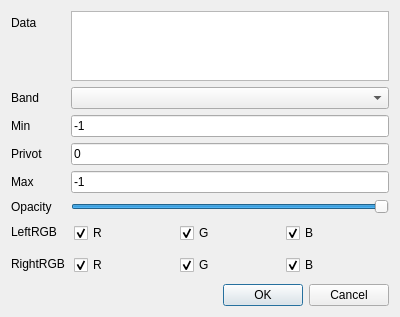
Old version of the form tGis.App/RasterBinaryGrayScaleLayerPropertyDialog.ui in the repository lidar-nevermore/tGis.
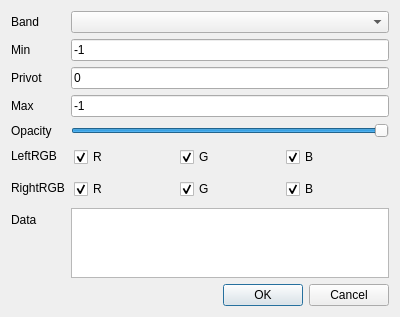
New version of the form.

```diff
--- a/tGis.App/RasterBinaryGrayScaleLayerPropertyDialog.ui
+++ b/tGis.App/RasterBinaryGrayScaleLayerPropertyDialog.ui
@@ -13,69 +13,67 @@
   <property name="windowTitle">
    <string>Dialog</string>
   </property>
-  <layout class="QVBoxLayout" name="verticalLayout">
-   <item>
     <layout class="QFormLayout" name="formLayout">
-     <item row="1" column="0">
+   <item row="0" column="0">
       <widget class="QLabel" name="label">
        <property name="text">
         <string notr="true">Band</string>
        </property>
       </widget>
      </item>
-     <item row="1" column="1">
+   <item row="0" column="1">
       <widget class="QComboBox" name="cboBand"/>
      </item>
-     <item row="2" column="0">
+   <item row="1" column="0">
       <widget class="QLabel" name="label_2">
        <property name="text">
         <string notr="true">Min</string>
        </property>
       </widget>
      </item>
-     <item row="2" column="1">
+   <item row="1" column="1">
       <widget class="QLineEdit" name="leMin">
        <property name="text">
         <string>-1</string>
        </property>
       </widget>
      </item>
-     <item row="3" column="0">
+   <item row="2" column="0">
       <widget class="QLabel" name="label_5">
        <property name="text">
         <string notr="true">Privot</string>
        </property>
       </widget>
      </item>
-     <item row="3" column="1">
+   <item row="2" column="1">
       <widget class="QLineEdit" name="lePivot">
        <property name="text">
         <string>0</string>
        </property>
       </widget>
      </item>
-     <item row="4" column="0">
+   <item row="3" column="0">
       <widget class="QLabel" name="label_3">
        <property name="text">
         <string notr="true">Max</string>
        </property>
       </widget>
      </item>
-     <item row="4" column="1">
+   <item row="3" column="1">
       <widget class="QLineEdit" name="leMax">
        <property name="text">
         <string>-1</string>
        </property>
       </widget>
      </item>
-     <item row="5" column="0">
+   <item row="4" column="0">
       <widget class="QLabel" name="label_4">
        <property name="text">
         <string notr="true">Opacity</string>
        </property>
       </widget>
      </item>
-     <item row="5" column="1">
+   <item row="4" column="1">
       <widget class="QSlider" name="sdOpacity">
        <property name="maximum">
         <number>255</number>
@@ -88,14 +86,14 @@
        </property>
       </widget>
      </item>
-     <item row="6" column="0">
+   <item row="5" column="0">
       <widget class="QLabel" name="label_6">
        <property name="text">
         <string>LeftRGB</string>
        </property>
       </widget>
      </item>
-     <item row="6" column="1">
+   <item row="5" column="1">
       <widget class="QWidget" name="widget" native="true">
        <property name="baseSize">
         <size>
@@ -149,14 +147,14 @@
        </layout>
       </widget>
      </item>
-     <item row="7" column="0">
+   <item row="6" column="0">
       <widget class="QLabel" name="label_7">
        <property name="text">
         <string>RightRGB</string>
        </property>
       </widget>
      </item>
-     <item row="7" column="1">
+   <item row="6" column="1">
       <widget class="QWidget" name="widget_2" native="true">
        <layout class="QHBoxLayout" name="horizontalLayout_2">
         <property name="leftMargin">
@@ -204,23 +202,21 @@
        </layout>
       </widget>
      </item>
-     <item row="0" column="0">
+   <item row="7" column="0">
       <widget class="QLabel" name="label_8">
        <property name="text">
         <string notr="true">Data</string>
        </property>
       </widget>
      </item>
-     <item row="0" column="1">
+   <item row="7" column="1">
       <widget class="QPlainTextEdit" name="pteData">
        <property name="enabled">
         <bool>true</bool>
        </property>
       </widget>
      </item>
-    </layout>
-   </item>
-   <item>
+   <item row="8" column="0" colspan="2">
     <widget class="QDialogButtonBox" name="buttonBox">
      <property name="orientation">
       <enum>Qt::Horizontal</enum>
```
Lines whose indentation alone changed are shown as unchanged.
